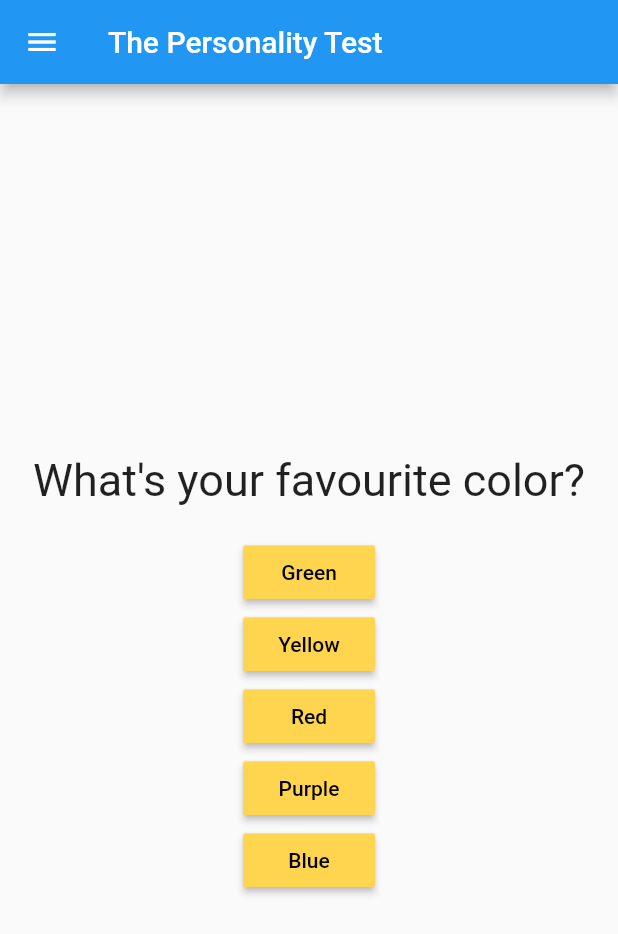
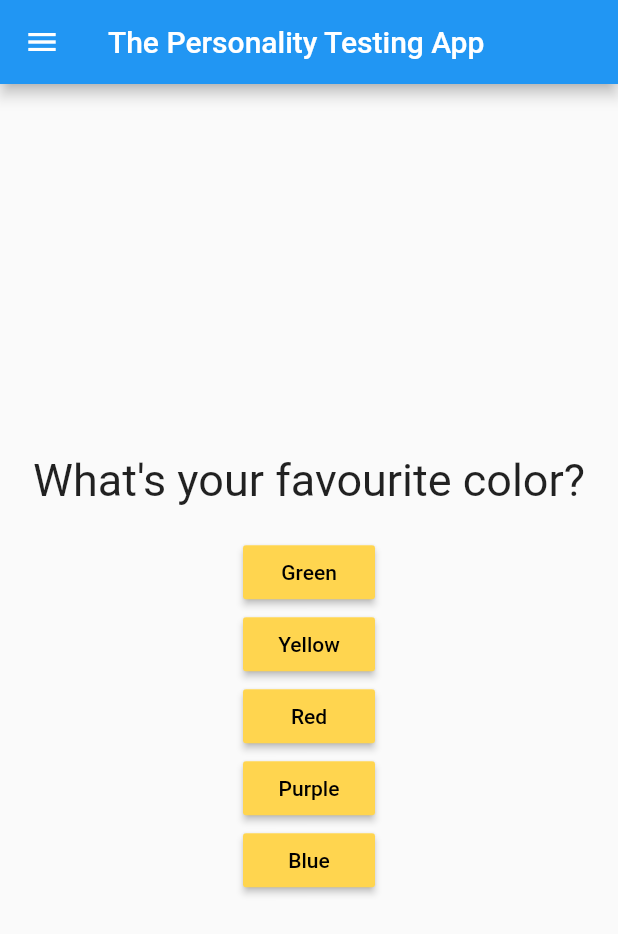
Before and after one commit to methminug/Personality-App-Flutter, a Flutter app: the screen it shows after launch, on a phone screen of 412 x 824 dp. Shown: the top 934 px of the screen. Run offline on Flutter 3.47's test engine with Material 2 defaults, Android fonts, the phone set to English and light mode, and no system bars.

Commit message:
commit 1

```diff
--- a/lib/main.dart
+++ b/lib/main.dart
@@ -68,7 +68,7 @@ class _MyMainAppState extends State<MyMainApp> {
       debugShowCheckedModeBanner: false,
       home: Scaffold(
         appBar: AppBar(
-          title: Text('The Personality Test'),
+          title: Text('The Personality Testing App'),
         ),
         body: _questionIndex < questions.length
             ? Quiz(
```
